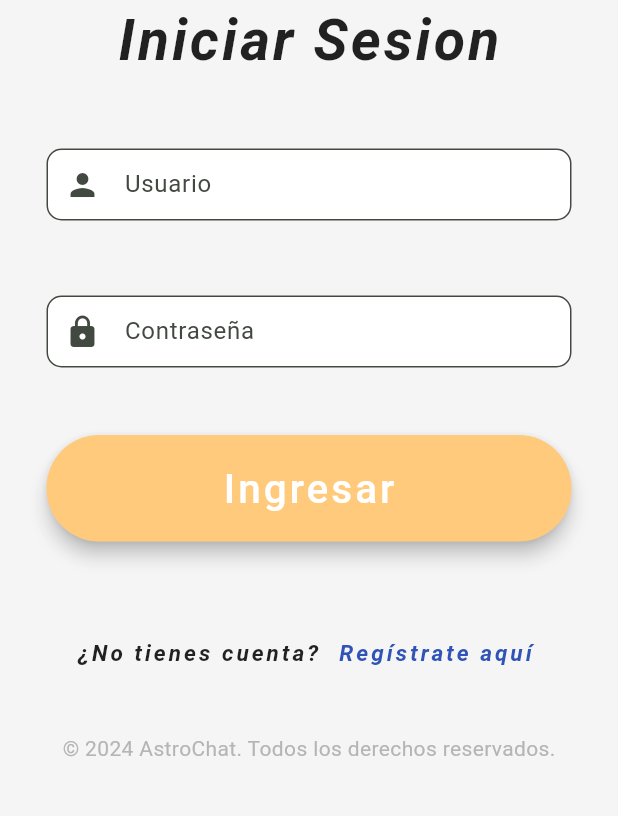
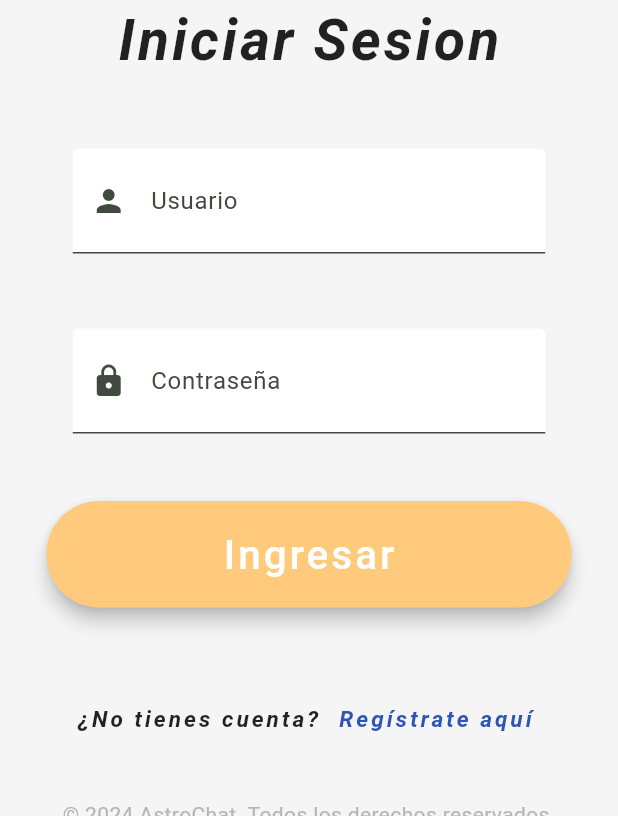
Before and after one commit to Litardo-Jardy/LocalMarket, a Flutter app: the Loggin screen opened by its route, on a phone screen of 412 x 824 dp, the part 420-1236 px from its top. Run offline on Flutter 3.47's test engine with Material 3 defaults, Android fonts, the light colour scheme and no system bars; our stand-ins replace geolocator, google_maps_flutter; missing offline and left inert: dart:html; network calls fail.

Commit message:
Rediseño del registros

```diff
--- a/lib/Services/button.dart
+++ b/lib/Services/button.dart
@@ -23,23 +23,23 @@ class CustomField extends StatelessWidget {
   @override
   Widget build(BuildContext context) {
     return SizedBox(
-      width: size,
+      width: 315,
       child: TextField(
         controller: controller,
         decoration: InputDecoration(
           filled: true,
           fillColor: Colors.white,
           labelText: label,
-          border: OutlineInputBorder(
-              borderRadius: BorderRadius.circular(10),
-              borderSide: BorderSide(
-                color: Colors.black.withOpacity(0.5),
-                width: 2,
-              )),
+          border: const UnderlineInputBorder(
+            borderSide: BorderSide(
+              color: Colors.grey, // Color del borde
+              width: 1.0, // Grosor del borde
+            ),
+          ),
           prefixIcon: icon,
         ),
         style: const TextStyle(
-          fontSize: 10.0,
+          fontSize: 25.0,
         ),
       ),
     );
```
Also changed, not shown: lib/Pages/Register/register_client.dart (+10 -40 lines), lib/Services/registerBar.dart (+28 -20 lines).
